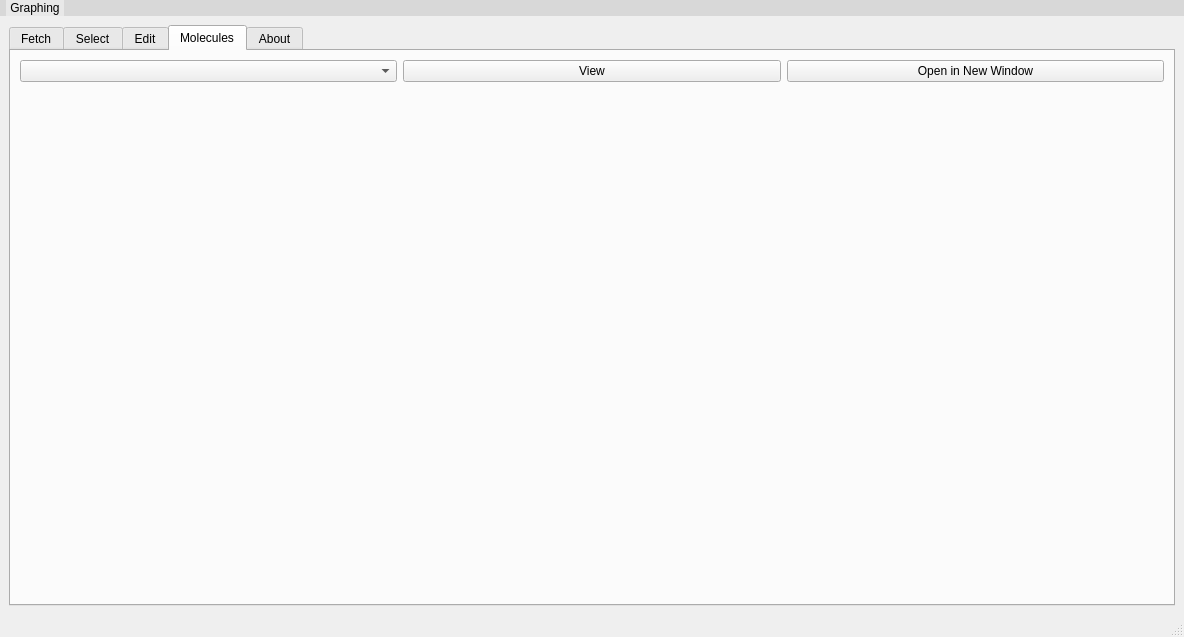
Before: the Qt Designer form layouts/main_window.ui in hitranonline/hapiest, drawn with Qt 5.
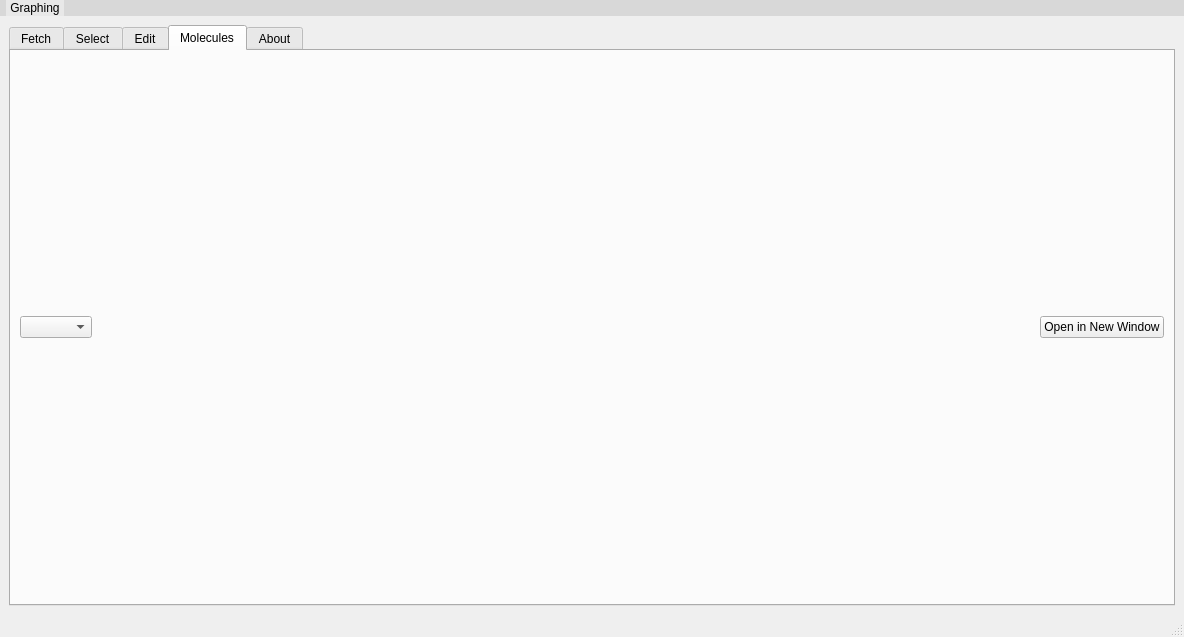
After: the same form once the commit is applied.

Commit message: Added molecule info-view functionality

```diff
--- a/layouts/main_window.ui
+++ b/layouts/main_window.ui
@@ -1022,11 +1022,17 @@
            <widget class="QComboBox" name="selected_molecule"/>
           </item>
           <item>
-           <widget class="QPushButton" name="molecules_view_button">
-            <property name="text">
-             <string>View</string>
+           <spacer name="horizontalSpacer_5">
+            <property name="orientation">
+             <enum>Qt::Horizontal</enum>
             </property>
-           </widget>
+            <property name="sizeHint" stdset="0">
+             <size>
+              <width>40</width>
+              <height>20</height>
+             </size>
+            </property>
+           </spacer>
           </item>
           <item>
            <widget class="QPushButton" name="molecules_popout_button">
@@ -1038,14 +1044,11 @@
          </layout>
         </item>
         <item>
-         <widget class="QWidget" name="molecule_container" native="true">
-          <property name="sizePolicy">
-           <sizepolicy hsizetype="MinimumExpanding" vsizetype="MinimumExpanding">
-            <horstretch>0</horstretch>
-            <verstretch>0</verstretch>
-           </sizepolicy>
+         <layout class="QVBoxLayout" name="molecule_container">
+          <property name="sizeConstraint">
+           <enum>QLayout::SetMinimumSize</enum>
           </property>
-         </widget>
+         </layout>
         </item>
        </layout>
       </widget>
```
Left out of the diff: 2 changed lines with no effect on the pictures. The commit also changes 88 other files.
